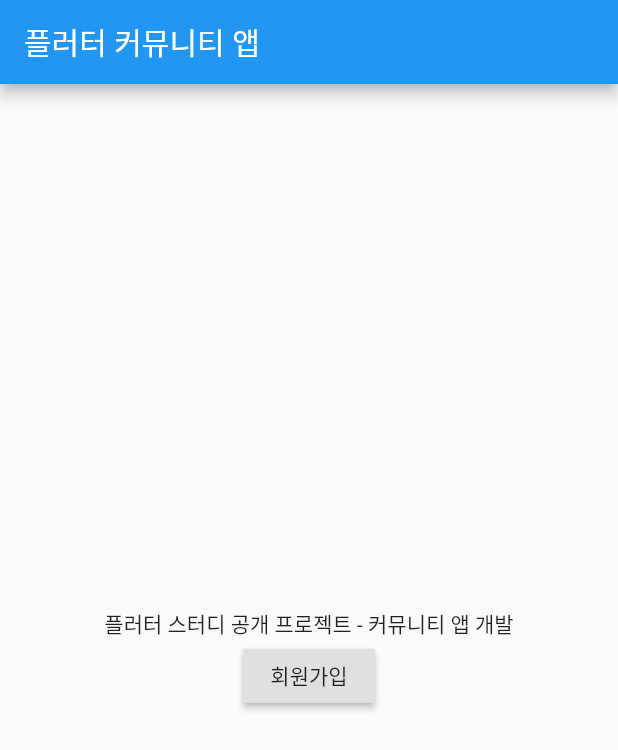
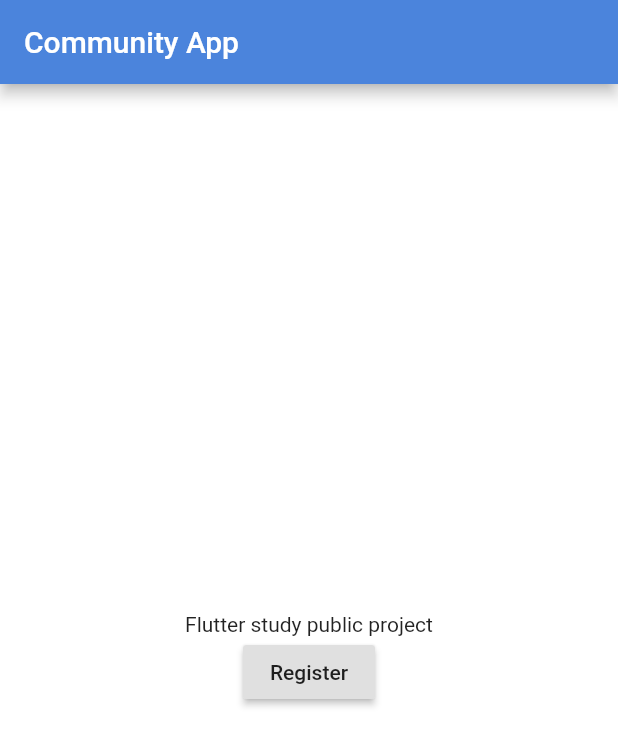
Before and after one commit to thruthesky/clientf, a Flutter app: the screen it shows after launch, on a phone screen of 412 x 824 dp. Shown: the top 750 px of the screen. Run offline on Flutter 3.47's test engine with Material 2 defaults, Android fonts, the phone set to English and light mode, and no system bars; our stand-ins replace hive, hive_flutter; accounts and stored records are empty.

Commit message:
기본 구조 작성

```diff
--- /dev/null
+++ b/lib/data/i18n.text.dart
@@ -0,0 +1,59 @@
+/// 대소문자 구분없이 기록
+/// 나중에 모두 소문자로 변경해서 사용 함
+const Map<String, Map<String, String>> textTranslations = {
+  'appname': {
+    'ko': '커뮤니티 앱',
+    'en': 'Community App',
+  },
+  'app subtitle': {
+    'ko': '플러터 스터도 모임 공개 프로젝트',
+    'en': 'Flutter study public project',
+  },
+  'home': {
+    'ko': '홈',
+    'en': 'Home',
+  },
+  'help': {
+    'ko': '도움말',
+    'en': 'Help',
+  },
+  'register': {
+    'ko': '회원가입',
+    'en': 'Register',
+  },
+  'chatting': {
+    'ko': '채팅',
+    'en': 'Chatting',
+  },
+  'setting': {
+    'ko': '설정',
+    'en': 'Settings',
+  },
+  'photo': {
+    'ko': '사진',
+    'en': 'Photo',
+  },
+  'read more': {
+    'ko': '자세히',
+    'en': 'Read more',
+  },
+  'next': {
+    'ko': '다음',
+    'en': 'Next',
+  },
+  'loading': {
+    'ko': '로딩 중입니다.',
+    'en': 'Loading...',
+  },
+};
+
+///
+void i18nTextKeyToLower() {
+  for (String k in textTranslations.keys) {
+    if (k != k.toLowerCase()) {
+      print('ERROR ========================>');
+      print('i18n key must be in lower case');
+      print('$k');
+    }
+  }
+}
--- a/lib/globals.dart
+++ b/lib/globals.dart
@@ -1,6 +1,8 @@
 import 'package:clientf/models/app.model.dart';
 
 AppModel app = AppModel();
+
+
 
 class AppRoutes {
   static String home = 'home';
--- a/lib/main.dart
+++ b/lib/main.dart
@@ -1,19 +1,56 @@
-import 'package:clientf/pages/home/home.page.dart';
+import 'package:clientf/globals.dart';
+import 'package:clientf/models/app.localization.dart';
+import 'package:clientf/services/app.defines.dart';
+import 'package:clientf/services/app.router.dart';
+import 'package:clientf/services/app.service.dart';
+import 'package:clientf/services/app.theme.dart';
 import 'package:flutter/material.dart';
+import 'package:flutter_localizations/flutter_localizations.dart';
+import 'package:hive/hive.dart';
+import 'package:hive_flutter/hive_flutter.dart';
+import 'package:provider/provider.dart';
 
-void main() {
-  runApp(MyApp());
+void main() async {
+
+  await Hive.initFlutter();
+  await Hive.openBox(HiveBox.settings);
+  runApp(CommunityApp());
 }
 
-class MyApp extends StatelessWidget {
+class CommunityApp extends StatefulWidget {
+  @override
+  _CommunityAppState createState() => _CommunityAppState();
+}
+
+class _CommunityAppState extends State<CommunityApp> {
+  _CommunityAppState() {
+    AppService.init();
+  }
   @override
   Widget build(BuildContext context) {
-    return MaterialApp(
-      title: '플러터 커뮤니티 앱',
-      theme: ThemeData(
-        primarySwatch: Colors.blue,
+    return MultiProvider(
+      providers: [
+        ChangeNotifierProvider(create: (context) => app),
+      ],
+      child: MaterialApp(
+        theme: appTheme,
+        initialRoute: AppRoutes.home,
+        onGenerateRoute: AppRouter.generate,
+        navigatorKey: AppService.navigatorKey,
+        localizationsDelegates: [
+          AppLocalizations.delegate,
+          GlobalMaterialLocalizations.delegate,
+          GlobalWidgetsLocalizations.delegate,
+          GlobalCupertinoLocalizations.delegate,
+        ],
+        supportedLocales: [
+          const Locale('en', ''),
+          const Locale('ko', ''),
+          const Locale('ja', ''),
+          const Locale('zh', ''),
+        ],
+        debugShowCheckedModeBanner: false,
       ),
-      home: HomePage(),
     );
   }
 }
--- /dev/null
+++ b/lib/models/app.localization.dart
@@ -0,0 +1,79 @@
+
+import 'package:clientf/data/i18n.text.dart';
+import 'package:flutter/foundation.dart';
+import 'package:flutter/material.dart';
+
+class AppLocalizations {
+  AppLocalizations(this.locale) {
+    // app.languageCode = locale.languageCode;
+  }
+
+  /// constructor 에서 locale 을 초기화
+  final Locale locale;
+
+  /// 보다 편하게 of 메소드를 사용 할 수 있도록 해 준다.
+  ///
+  static AppLocalizations of(BuildContext context) {
+    return Localizations.of<AppLocalizations>(context, AppLocalizations);
+  }
+
+  /// AppLocations.delegate 변수를 사용 할 수 있게 한다.
+  /// 사실 꼭 이 함수는 필요 없으며 그냥 MateralApp( localizationDelegates: [ AppLocalizationsDelegate() ]) 를 해도 된다.
+  static const LocalizationsDelegate<AppLocalizations> delegate =
+      AppLocalizationsDelegate();
+
+  /// Translates the text code into text
+  /// @warning If you update the book and call this method immediately, then there might be no text available yet,
+  ///   since it needs time to load all `default` texts into memory.
+  ///
+  String t(String code, {Map<String, String>info}) {
+    print('t:: $code, ${locale.languageCode}');
+    if (code == null) return null;
+    var texts = textTranslations;
+    // print(texts);
+    code = code.toLowerCase();
+    if (texts == null || texts[code] == null || texts[code][locale.languageCode] == null ) {
+      return code;
+    }
+
+    String text = texts[code][locale.languageCode];
+
+    if ( info != null ) {
+      for( String name in info.keys ) {
+        text = text.replaceAll('#$name', info[name]);
+      }
+    }
+
+
+    return text;
+  }
+}
+
+/// App 에서 locale 을 사용 할 수 있도록 delegate 를 한다.
+class AppLocalizationsDelegate extends LocalizationsDelegate<AppLocalizations> {
+  const AppLocalizationsDelegate();
+
+  /// 지원 되는 언어를 지정한다.
+  @override
+  bool isSupported(Locale locale) => [
+        'en',
+        'ko',
+        'ja',
+        'vi',
+      ].contains(locale.languageCode);
+
+  @override
+  Future<AppLocalizations> load(Locale locale) {
+    /// JSON 파일은 async 를 통해서 로드해야하지만 dart 코드에 번역 문자열을 사용 할 때에는
+    /// SynchronousFuture 를 사용하면 된다.
+    /// 여기서 AppLocalizations(locale) 로 호출을 한다.
+    return SynchronousFuture<AppLocalizations>(AppLocalizations(locale));
+  }
+
+  /// Localizations Widget 이 rebuild 해야 할 때마다 호출되며,
+  /// 만약 true 를 리턴하면 locale load 가 끝난 후, 자손 위젯들이 rebuild 해야 한다.
+  /// 참고로 모든 예제와 심지어 모든 기본 Material Widgets 들이 false 를 리턴하고 있다.
+  /// 그냥 계속, 의미 없이 false 를 리턴한다.
+  @override
+  bool shouldReload(AppLocalizationsDelegate old) => false;
+}
--- a/lib/pages/home/home.page.dart
+++ b/lib/pages/home/home.page.dart
@@ -1,3 +1,6 @@
+import 'package:clientf/globals.dart';
+import 'package:clientf/services/app.i18n.dart';
+import 'package:clientf/services/app.router.dart';
 import 'package:flutter/material.dart';
 
 class HomePage extends StatefulWidget {
@@ -16,18 +19,18 @@ class _HomePageState extends State<HomePage> {
   Widget build(BuildContext context) {
     return Scaffold(
       appBar: AppBar(
-        title: Text('플러터 커뮤니티 앱'),
+        title: T('appName'),
       ),
       body: Center(
         child: Column(
           mainAxisAlignment: MainAxisAlignment.center,
           children: <Widget>[
-            Text(
-              '플러터 스터디 공개 프로젝트 - 커뮤니티 앱 개발',
-            ),
+            T('app subtitle'),
             RaisedButton(
-              onPressed: () {},
-              child: Text('회원가입'),
+              onPressed: () {
+                AppRouter.open(context, AppRoutes.register);
+              },
+              child: T('Register'),
             ),
           ],
         ),
--- /dev/null
+++ b/lib/services/app.defines.dart
@@ -0,0 +1,3 @@
+class HiveBox {
+  static final String settings = 'settings';
+}
--- /dev/null
+++ b/lib/services/app.i18n.dart
@@ -0,0 +1,52 @@
+import 'package:clientf/models/app.localization.dart';
+import 'package:clientf/services/app.service.dart';
+import 'package:flutter/material.dart';
+
+
+/// Returns translated string from the text code.
+String t(code, {info}) {
+  return AppLocalizations.of(AppService.context).t(code, info: info);
+}
+
+/// App language code
+/// @return two letter string
+///   'ko' - Korean
+///   'en' - English
+///   'zh' - Chinese
+///   'ja' - Japanese.
+String appLanguageCode() {
+  return AppLocalizations.of(AppService.context).locale.languageCode;
+}
+
+/// Text widget that supports i18n tranlsation.
+Text T(
+  data, {
+  Key key,
+  style,
+  strutStyle,
+  textAlign,
+  textDirection,
+  locale,
+  softWrap,
+  overflow,
+  textScaleFactor,
+  maxLines,
+  semanticsLabel,
+  textWidthBasis,
+}) {
+  return Text(
+    t(data),
+    key: key,
+    style: style,
+    strutStyle: strutStyle,
+    textAlign: textAlign,
+    textDirection: textDirection,
+    locale: locale,
+    softWrap: softWrap,
+    overflow: overflow,
+    textScaleFactor: textScaleFactor,
+    maxLines: maxLines,
+    semanticsLabel: semanticsLabel,
+    textWidthBasis: textWidthBasis,
+  );
+}
--- /dev/null
+++ b/lib/services/app.keys.dart
@@ -0,0 +1,6 @@
+const String v = '1';
+
+class AppKey {
+  static String drawer = 'drawer';
+  static String runCount = 'run_count$v';
+}
--- a/lib/services/app.router.dart
+++ b/lib/services/app.router.dart
@@ -3,14 +3,38 @@ import 'package:clientf/pages/home/home.page.dart';
 import 'package:flutter/material.dart';
 
 class AppRouter {
+    ///
+  /// Opens a page
+  /// [nextRoute] is the route to open
+  /// [closeDrawer] closes one more route if it's true causing the opened drawer to be closed.
+  static Future open(
+    context,
+    nextRoute, {
+    Map<String, dynamic> arguments,
+  }) {
+    /// If the drawer if opened, then close it.
+    if (app.drawer) {
+      return Navigator.popAndPushNamed(
+        context,
+        nextRoute,
+        arguments: arguments,
+      );
+    } else {
+      return Navigator.pushNamed(
+        context,
+        nextRoute,
+        arguments: arguments,
+      );
+    }
+  }
+
+
   static Route<dynamic> generate(RouteSettings settings) {
     Route route;
-
     if (settings.name == AppRoutes.home)
       route = _buildRoute(settings, HomePage());
     else if (settings.name == AppRoutes.register)
       route = _buildRoute(settings, HomePage());
-
     return route;
   }
 
--- /dev/null
+++ b/lib/services/app.service.dart
@@ -0,0 +1,55 @@
+
+
+import 'package:clientf/data/i18n.text.dart';
+import 'package:clientf/services/app.defines.dart';
+import 'package:clientf/services/app.keys.dart';
+import 'package:flutter/material.dart';
+import 'package:hive/hive.dart';
+
+
+class AppService {
+
+  static var navigatorKey = GlobalKey<NavigatorState>();
+
+  /// Returns the context of [navigatorKey]
+  static BuildContext get context =>
+      AppService.navigatorKey.currentState.overlay.context;
+
+
+  static init() async {
+    i18nTextKeyToLower();
+
+    /// 앱이 실행 될 때마다 카운트를 한다.
+    /// 첫 실행시 해야 할 것은 이 코드 이전에 해야 한다.
+    increaseRun();
+  }
+
+  /// 앱이 처음 실해오디는 것이면 참를 리턴한다.
+  static bool isFirstRun() {
+    int runCount = getSetting(AppKey.runCount, defaultValue: 0);
+    if (runCount == 0) {
+      // print('========> This is FIRST RUN !');
+      return true;
+    } else {
+      // print('Run count: $runCount');
+      return false;
+    }
+  }
+
+  /// TODO - Do we need to use Generic<Template> here?
+  static dynamic getSetting(String key, {dynamic defaultValue}) {
+    var settingBox = Hive.box(HiveBox.settings);
+    return settingBox.get(key, defaultValue: defaultValue);
+  }
+
+  static dynamic setSetting(String key, value) {
+    var settingBox = Hive.box(HiveBox.settings);
+    return settingBox.put(key, value);
+  }
+
+  static increaseRun() {
+    int run = getSetting(AppKey.runCount, defaultValue: 0);
+    run++;
+    setSetting(AppKey.runCount, run);
+  }
+}
--- /dev/null
+++ b/lib/services/app.theme.dart
@@ -0,0 +1,40 @@
+
+import 'package:clientf/services/app.color.dart';
+import 'package:clientf/services/app.space.dart';
+import 'package:flutter/material.dart';
+
+ThemeData appTheme = ThemeData(
+          primarySwatch: Colors.blue,
+          primaryColor: AppColor.primaryColor,
+          primaryColorDark: AppColor.primaryColorDark,
+          accentColor: AppColor.accentColor,
+          scaffoldBackgroundColor: AppColor.white,
+          inputDecorationTheme: InputDecorationTheme(
+            filled: true,
+            fillColor: Color(0XFFf2f4f6),
+            enabledBorder: OutlineInputBorder(
+              borderRadius: BorderRadius.circular(AppSpace.radius),
+              borderSide: BorderSide(
+                color: AppColor.primaryColorDark,
+              ),
+            ),
+            focusedBorder: OutlineInputBorder(
+              borderRadius: BorderRadius.circular(AppSpace.radius),
+              borderSide: BorderSide(
+                color: Colors.blueAccent,
+                width: 1.5,
+              ),
+            ),
+            errorBorder: OutlineInputBorder(
+              borderRadius: BorderRadius.circular(AppSpace.radius),
+              borderSide: BorderSide(color: Colors.red, width: 1.5),
+            ),
+            focusedErrorBorder: OutlineInputBorder(
+              borderRadius: BorderRadius.circular(AppSpace.radius),
+              borderSide: BorderSide(
+                color: Colors.red,
+                width: 1.5,
+              ),
+            ),
+          ),
+        );
```
Also changed, not shown: lib/models/app.model.dart (+6 -4 lines), lib/services/app.color.dart (added, +15 -0 lines), lib/services/app.space.dart (added, +31 -0 lines), lib/widgets/app.drawer.dart (added, +146 -0 lines), pubspec.yaml (+9 -0 lines), pubspec.lock, 3 other files.
